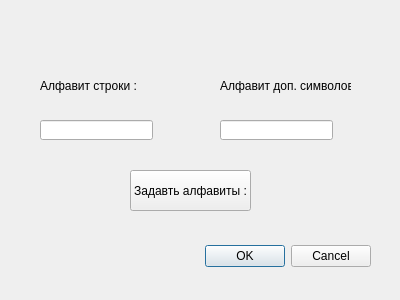
This is gettingalphabet.ui in panovavasilisa/TuringMachine as Qt 5 draws it before an edit. The edited form follows.
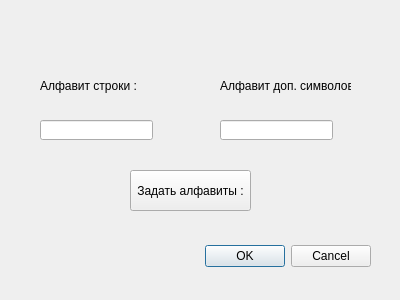
This is the edited form.

The edit to the form file:
```diff
--- a/gettingalphabet.ui
+++ b/gettingalphabet.ui
@@ -39,7 +39,7 @@
     </rect>
    </property>
    <property name="text">
-    <string>Задавть алфавиты :</string>
+    <string>Задать алфавиты :</string>
    </property>
   </widget>
   <widget class="QLineEdit" name="lineEditAlphabet">
```
